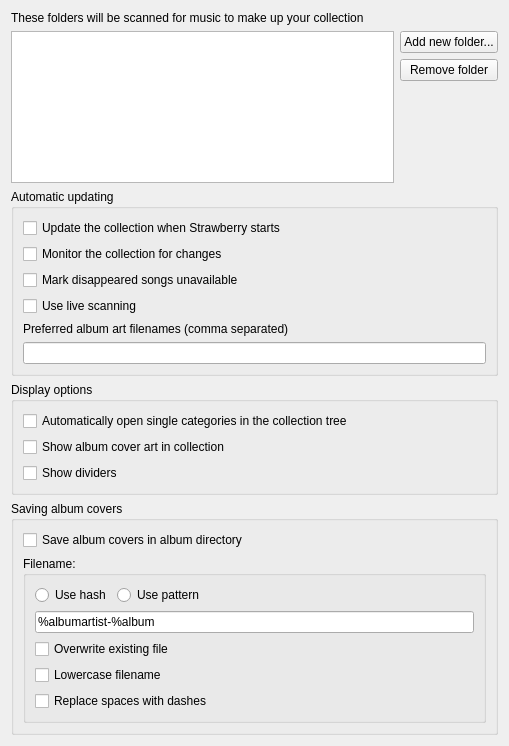
strawberrymusicplayer/strawberry, file src/settings/collectionsettingspage.ui: the form before one commit.
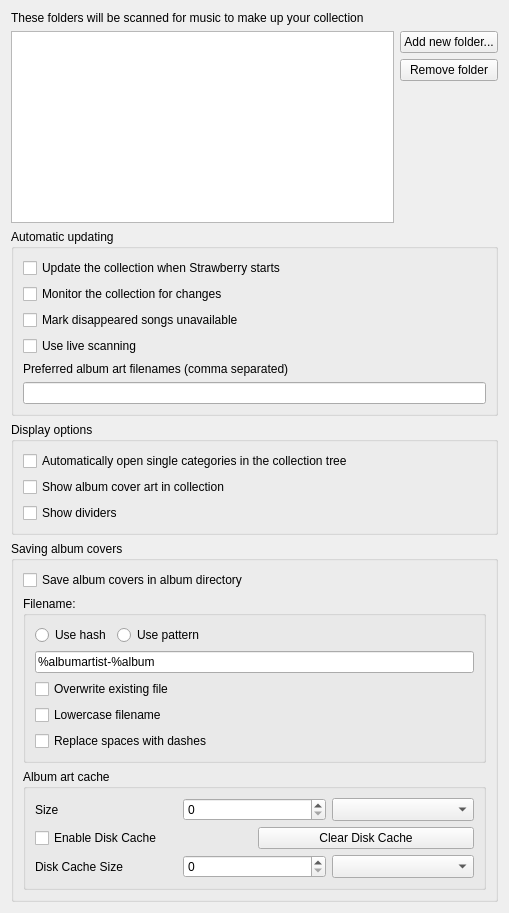
The form after the commit.

Commit message:
Implement disk caching of album art
This includes a button to clear the cache in the settings, as
requested.

Closes #358

What changed in the file:
```diff
--- a/src/settings/collectionsettingspage.ui
+++ b/src/settings/collectionsettingspage.ui
@@ -7,7 +7,7 @@
     <x>0</x>
     <y>0</y>
     <width>509</width>
-    <height>746</height>
+    <height>913</height>
    </rect>
   </property>
   <property name="windowTitle">
@@ -249,6 +249,99 @@
         </layout>
        </widget>
       </item>
+      <item>
+       <widget class="QGroupBox" name="albumArtGroupBox">
+        <property name="title">
+         <string>Album art cache</string>
+        </property>
+        <layout class="QVBoxLayout" name="verticalLayout">
+         <item>
+          <layout class="QVBoxLayout" name="verticalLayout_2">
+           <item>
+            <layout class="QHBoxLayout" name="horizontalLayout_4">
+             <item>
+              <widget class="QLabel" name="label_cache_size">
+               <property name="sizePolicy">
+                <sizepolicy hsizetype="Preferred" vsizetype="Preferred">
+                 <horstretch>0</horstretch>
+                 <verstretch>0</verstretch>
+                </sizepolicy>
+               </property>
+               <property name="text">
+                <string>Size</string>
+               </property>
+              </widget>
+             </item>
+             <item>
+              <widget class="QSpinBox" name="spinbox_cache_size">
+               <property name="maximum">
+                <number>1048576</number>
+               </property>
+              </widget>
+             </item>
+             <item>
+              <widget class="QComboBox" name="combobox_cache_size">
+               <property name="sizePolicy">
+                <sizepolicy hsizetype="Preferred" vsizetype="Preferred">
+                 <horstretch>0</horstretch>
+                 <verstretch>0</verstretch>
+                </sizepolicy>
+               </property>
+              </widget>
+             </item>
+            </layout>
+           </item>
+           <item>
+            <layout class="QHBoxLayout" name="horizontalLayout">
+             <item>
+              <widget class="QCheckBox" name="checkbox_disk_cache">
+               <property name="text">
+                <string>Enable Disk Cache</string>
+               </property>
+              </widget>
+             </item>
+             <item>
+              <widget class="QPushButton" name="button_disk_cache">
+               <property name="text">
+                <string>Clear Disk Cache</string>
+               </property>
+              </widget>
+             </item>
+            </layout>
+           </item>
+           <item>
+            <layout class="QHBoxLayout" name="horizontalLayout_5">
+             <item>
+              <widget class="QLabel" name="label_disk_cache_size">
+               <property name="text">
+                <string>Disk Cache Size</string>
+               </property>
+              </widget>
+             </item>
+             <item>
+              <widget class="QSpinBox" name="spinbox_disk_cache_size">
+               <property name="maximum">
+                <number>1048576</number>
+               </property>
+              </widget>
+             </item>
+             <item>
+              <widget class="QComboBox" name="combobox_disk_cache_size">
+               <property name="sizePolicy">
+                <sizepolicy hsizetype="Preferred" vsizetype="Preferred">
+                 <horstretch>0</horstretch>
+                 <verstretch>0</verstretch>
+                </sizepolicy>
+               </property>
+              </widget>
+             </item>
+            </layout>
+           </item>
+          </layout>
+         </item>
+        </layout>
+       </widget>
+      </item>
      </layout>
     </widget>
    </item>
```
The commit also changes 7 other files.
